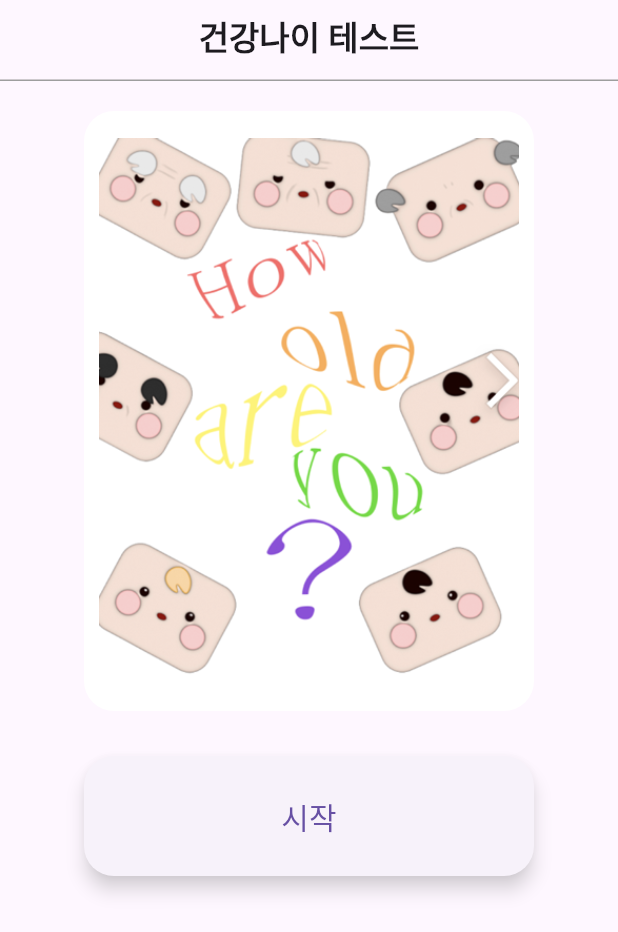
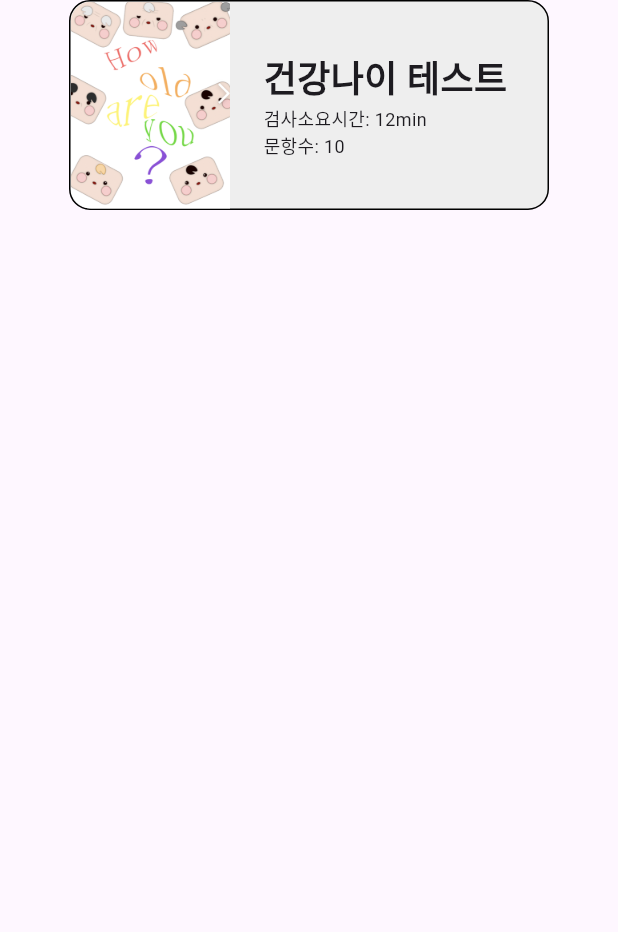
Before and after one commit to e4e6/SSGDT, a Flutter app: the screen it shows after launch, on a phone screen of 412 x 824 dp. Shown: the top 932 px of the screen. Run offline on Flutter 3.47's test engine with Material 3 defaults, Android fonts, the phone set to English and light mode, and no system bars; our stand-ins replace freezed_annotation.

Commit message:
테스트 선택 위젯 디자인 변경

```diff
--- a/lib/models/test_selection_model/test_selection_model.dart
+++ b/lib/models/test_selection_model/test_selection_model.dart
@@ -3,7 +3,8 @@ import 'package:jindan/models/test_selection_model/test_selection_item.dart';
 
 class TestSelectionModel{
   List<TestSelectionItem> testSelectionItemList = [
-    TestSelectionItem(questionBundleList: QuestionModel().healthAgeQuestionBundleList),
+    TestSelectionItem(questionBundleList: QuestionModel().healthAgeQuestionBundleList,
+    imagePath: 'assets/image/start_screen_image.png'),
     TestSelectionItem(questionBundleList: QuestionModel().depressionQuestionBundleList),
   ];
 }
--- a/lib/screens/test_selection_screen/test_selection_screen.dart
+++ b/lib/screens/test_selection_screen/test_selection_screen.dart
@@ -5,7 +5,7 @@ import 'package:jindan/screens/test_selection_screen/widgets/single_test_widget.
 import 'package:provider/provider.dart';
 
 class TestSelectionScreen extends StatefulWidget {
-  const TestSelectionScreen({Key? key}) : super(key: key);
+   TestSelectionScreen({Key? key}) : super(key: key);
 
   @override
   State<TestSelectionScreen> createState() => _TestSelectionScreenState();
@@ -16,43 +16,70 @@ class _TestSelectionScreenState extends State<TestSelectionScreen> {
   Widget build(BuildContext _) {
     final testSelectionControllerWatch = _.watch<TestSelectionController>();
     final testSelectionControllerRead = _.read<TestSelectionController>();
+    //
+    // double mainWidth = 300.0;
+    // double imageContainerHeight = 400.0;
+    // double sizedBoxHeight = 100.0;
 
-    double mainWidth = 300.0;
-    double imageContainerHeight = 400.0;
-    double sizedBoxHeight = 100.0;
+    // return Scaffold(
+    //     appBar: AppBar(title: Text(
+    //       '건강나이 테스트',
+    //       style: TextStyle(
+    //         fontWeight: FontWeight.bold, // 볼드 처리
+    //       ),
+    //     ),
+    //       centerTitle: true, // 중앙 정렬
+    //       elevation: 0.0,
+    //       toolbarHeight: 50.0,
+    //       bottom: PreferredSize(
+    //         preferredSize: Size.fromHeight(4.0), // 선의 높이 조절
+    //         child: Divider(
+    //           color: Colors.grey, // 선의 색상 조절
+    //           height: 1.0, // 선의 두께 조절
+    //         ),
+    //       ),
+    //     ),
+    //     body: Center(
+    //       child: Column(
+    //         children: [
+    //           SizedBox(height: 20),
+    //           StartImageContainer(width: mainWidth, height: imageContainerHeight, text: 'Image: HowOldAreYou?',),
+    //           SizedBox(height: 30,),
+    //           StartButton(text: '시작',height: 80,width: mainWidth,)
+    //         ],
+    //       ),
+    //     )
+    //
+    // );
 
-    return Scaffold(
-        appBar: AppBar(title: Text(
-          '건강나이 테스트',
-          style: TextStyle(
-            fontWeight: FontWeight.bold, // 볼드 처리
-          ),
-        ),
-          centerTitle: true, // 중앙 정렬
-          elevation: 0.0,
-          toolbarHeight: 50.0,
-          bottom: PreferredSize(
-            preferredSize: Size.fromHeight(4.0), // 선의 높이 조절
-            child: Divider(
-              color: Colors.grey, // 선의 색상 조절
-              height: 1.0, // 선의 두께 조절
+      return Scaffold(body: Column(
+        children: [
+          Center(
+            child: SingleChildScrollView(
+              child: Column(
+                crossAxisAlignment: CrossAxisAlignment.center,
+                children: [
+                  SingleTestWidget(
+                    imagePath: testSelectionControllerRead.testSelectionItemList[0].imagePath,
+                    duration: '12min',
+                    title: '건강나이 테스트',
+                    questionCount: '10',
+                    boxHeight: 140,
+                    boxWidth: 320,
+                    onTap: () {
+                      Navigator.push(
+                        context,
+                        MaterialPageRoute(builder: (context) => QuestionScreen()),
+                      );
+                    },
+                  )
+                ],
+              ),
             ),
           ),
-        ),
-        body: Center(
-          child: Column(
-            children: [
-              SizedBox(height: 20),
-              StartImageContainer(width: mainWidth, height: imageContainerHeight, text: 'Image: HowOldAreYou?',),
-              SizedBox(height: 30,),
-              StartButton(text: '시작',height: 80,width: mainWidth,)
-            ],
-          ),
-        )
-
+        ],
+      )
     );
-
-    return SingleTestWidget();
     //   Scaffold(
     //   body: ListView.builder(
     //     shrinkWrap: true,
--- a/lib/screens/test_selection_screen/widgets/single_test_widget.dart
+++ b/lib/screens/test_selection_screen/widgets/single_test_widget.dart
@@ -1,38 +1,82 @@
 import 'package:flutter/material.dart';
-import 'package:jindan/controller/test_selection_controller.dart';
-import 'package:provider/provider.dart';
+
+class SingleTestWidget extends StatelessWidget {
+  SingleTestWidget({
+    Key? key,
+    required this.imagePath,
+    required this.boxWidth,
+    required this.boxHeight,
+    required this.title,
+    required this.duration,
+    required this.questionCount,
+    required this.onTap,
+  }) : super(key: key);
+
+  final String imagePath;
+  final double boxWidth;
+  final double boxHeight;
+  final String title;
+  final String duration;
+  final String questionCount;
+  void Function() onTap;
 
 
-class SingleTestWidget extends StatefulWidget {
-  SingleTestWidget({Key? key}) : super(key: key);
+  @override
+  Widget build(BuildContext context) {
+    return GestureDetector(
+      onTap: onTap,
+      child: Container(
+        width: boxWidth,
+        height: boxHeight,
+        decoration: BoxDecoration(
+          border: Border.all(color: Colors.black, width: 1),
+          borderRadius: BorderRadius.circular(boxHeight / 10), // 박스의 모서리를 둥글게 처리
+          color: Colors.grey[200], // 박스의 배경색
+        ),
+        child: Row(
+          children: [
+            Container(
+              width: boxWidth * 1/3, // 왼쪽 이미지 공간의 가로 길이
+              decoration: BoxDecoration(
+                borderRadius: BorderRadius.only(
+                  topLeft: Radius.circular(boxHeight / 10),
+                  bottomLeft: Radius.circular(boxHeight / 10),
+                ),
+                image: DecorationImage(
+                  image: AssetImage(imagePath),
+                ),
+              ),
+            ),
 
-  @override
-  State<SingleTestWidget> createState() => _SingleTestWidgetState();
-}
+            SizedBox(width: 10), // 이미지와 텍스트 사이의 간격
 
-class _SingleTestWidgetState extends State<SingleTestWidget> {
-  @override
-  Widget build(BuildContext _) {
-    final testSelectionControllerWatch = _.watch<TestSelectionController>();
-    final testSelectionControllerRead = _.read<TestSelectionController>();
-
-    return Container(
-      width: 320,
-      height: 180,
-      child: Row(
-        children: [
-          Expanded(
-              flex: 2,
-              child: Image.asset(
-                  testSelectionControllerRead.testSelectionItemList[testSelectionControllerRead.testSelectionItemListIndex].imagePath,
+            Container(
+              padding: EdgeInsets.symmetric(vertical: 8, horizontal: 12),
+              child: Column(
+                crossAxisAlignment: CrossAxisAlignment.start,
+                mainAxisAlignment: MainAxisAlignment.center,
+                // mainAxisAlignment: MainAxisAlignment.spaceBetween,
+                children: [
+                  Text(
+                    title,
+                    style: TextStyle(
+                      fontSize: 24,
+                      fontWeight: FontWeight.bold,
+                    ),
+                  ),
+                  Text(
+                    '검사소요시간: $duration',
+                    style: TextStyle(fontSize: 12),
+                  ),
+                  Text(
+                    '문항수: $questionCount',
+                    style: TextStyle(fontSize: 12),
+                  ),
+                ],
               ),
-
-          ),
-          Expanded(
-            flex: 5,
-            child: Text('saf')
-          ),
-        ],
+            ),
+          ],
+        ),
       ),
     );
   }
```
Also changed, not shown: lib/screens/test_selection_screen/widgets/start_button.dart (added, +34 -0 lines).
